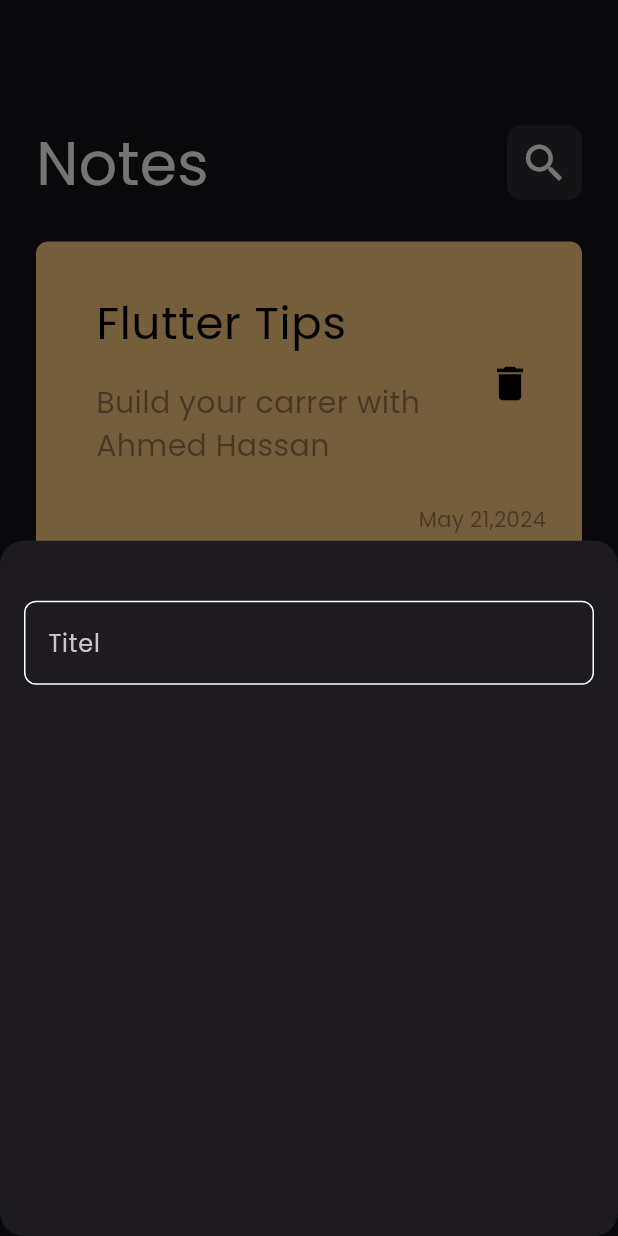
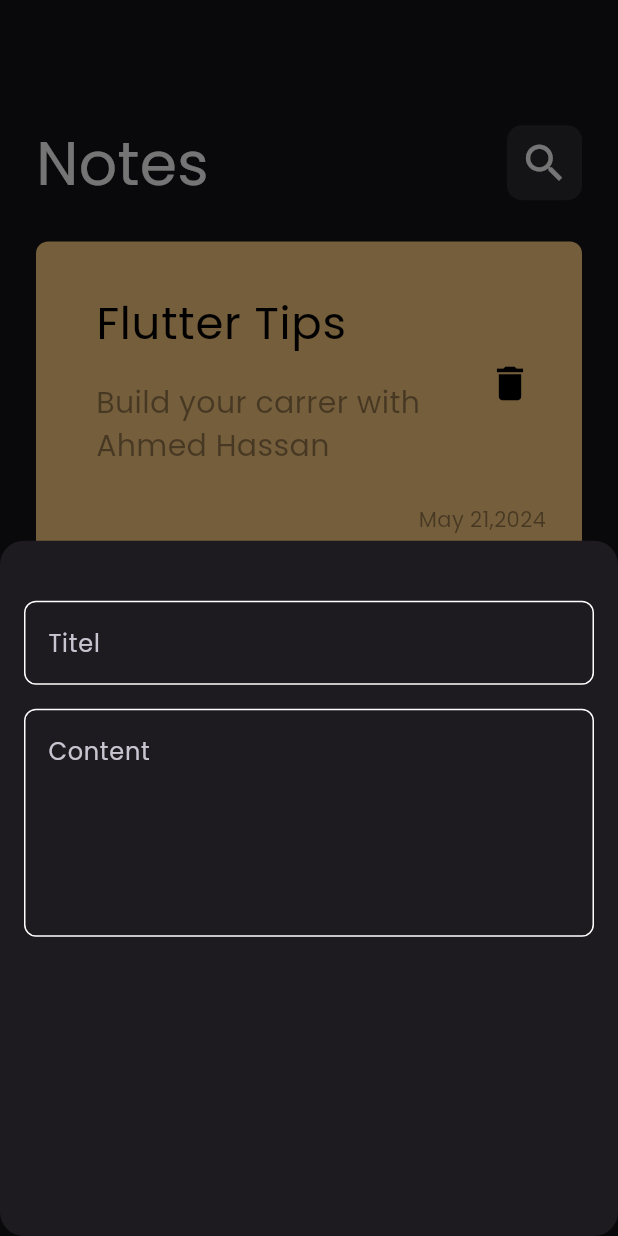
Before and after one commit to Ahmed22-Hassan/notes_app, a Flutter app: the screen it shows after launch, after a tap on the "add" icon, on a phone screen of 412 x 824 dp. Run offline on Flutter 3.47's test engine with Material 3 defaults, Android fonts, the phone set to English and light mode, and no system bars.

Commit message:
add feild to notes botom sheet

```diff
--- a/lib/views/widgets/custom_text_feild.dart
+++ b/lib/views/widgets/custom_text_feild.dart
@@ -2,14 +2,16 @@ import 'package:flutter/material.dart';
 import 'package:notes_app/constant.dart';
 
 class CustomTextFeild extends StatelessWidget {
-  const CustomTextFeild({super.key});
-
+  const CustomTextFeild({super.key, required this.hint, this.maxLine = 1});
+  final String hint;
+  final int maxLine;
   @override
   Widget build(BuildContext context) {
     return TextField(
       cursorColor: kPrimaryColor,
+      maxLines: maxLine,
       decoration: InputDecoration(
-        hintText: 'Titel',
+        hintText: hint,
         border: buildBorder(),
         enabledBorder: buildBorder(),
         focusedBorder: buildBorder(kPrimaryColor),
--- a/lib/views/widgets/notes_mode_sheet.dart
+++ b/lib/views/widgets/notes_mode_sheet.dart
@@ -7,14 +7,23 @@ class NotesModeSheet extends StatelessWidget {
   @override
   Widget build(BuildContext context) {
     return Container(
-      child: Padding(
-        padding: const EdgeInsets.symmetric(horizontal: 16),
+      child: const Padding(
+        padding: EdgeInsets.symmetric(horizontal: 16),
         child: Column(
           children: [
             SizedBox(
               height: 40,
             ),
-            CustomTextFeild(),
+            CustomTextFeild(
+              hint: 'Titel',
+            ),
+            SizedBox(
+              height: 16,
+            ),
+            CustomTextFeild(
+              hint: 'Content',
+              maxLine: 5,
+            ),
           ],
         ),
       ),
```
